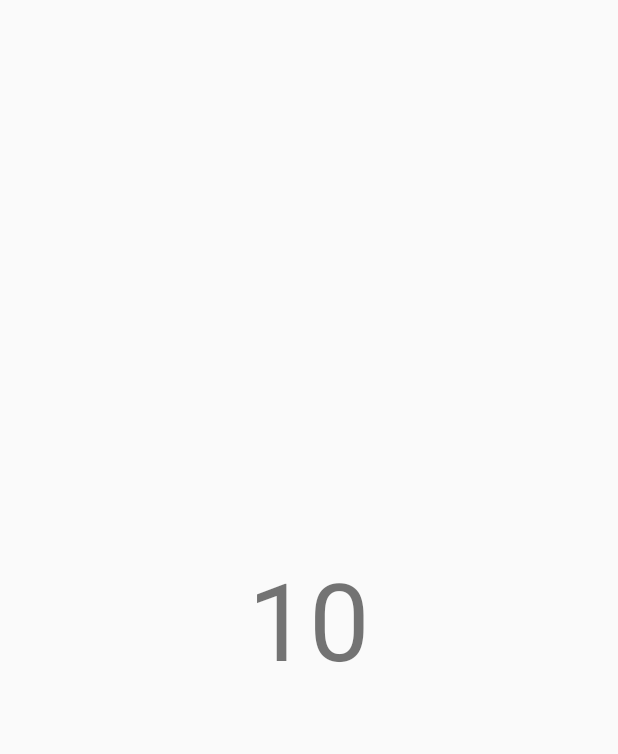
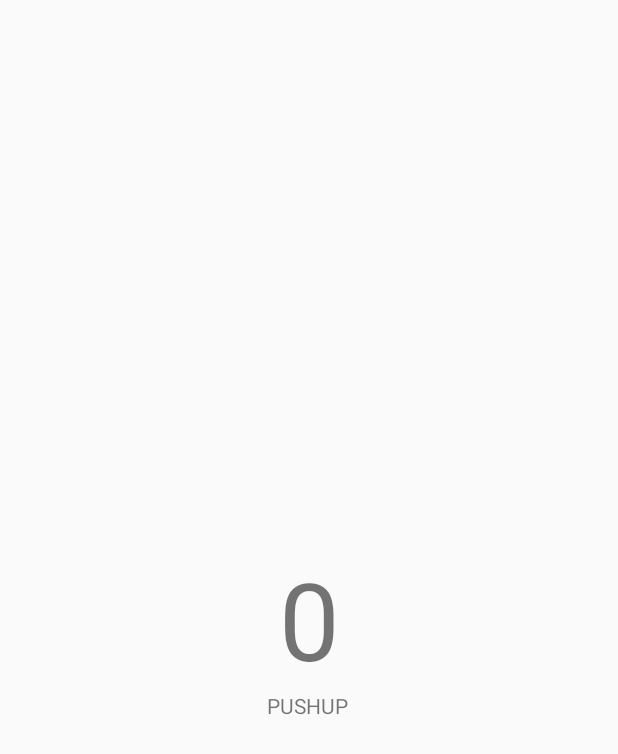
Before and after one commit to polinema-mobile/05-layout-pushup-counter-breakout-room-4, an Android app: the PushUpActivity screen opened directly, with no data from a screen before it, on a phone screen of 412 x 824 dp. Shown: the top 754 px of the screen. Run offline under Robolectric (Android 15) with nearby library versions, the phone set to English and light mode, and no system bars.

Commit message:
layout 1

```diff
--- a/app/src/main/java/id/putraprima/mobile2020starterlayout02/MainActivity.java
+++ b/app/src/main/java/id/putraprima/mobile2020starterlayout02/MainActivity.java
@@ -3,6 +3,9 @@ package id.putraprima.mobile2020starterlayout02;
 import androidx.appcompat.app.AppCompatActivity;
 
 import android.os.Bundle;
+import android.content.Intent;
+import android.view.View;
+import android.widget.Button;
 
 public class MainActivity extends AppCompatActivity {
 
@@ -10,5 +13,14 @@ public class MainActivity extends AppCompatActivity {
     protected void onCreate(Bundle savedInstanceState) {
         super.onCreate(savedInstanceState);
         setContentView(R.layout.activity_main);
+
+        Button button = findViewById(R.id.btnPushup);
+        button.setOnClickListener(new View.OnClickListener(){
+            @Override
+            public void onClick(View v){
+                Intent intent = new Intent(MainActivity.this, PushUpActivity.class);
+                startActivity(intent);
+            }
+        });
     }
 }
--- a/app/src/main/java/id/putraprima/mobile2020starterlayout02/PushUpActivity.java
+++ b/app/src/main/java/id/putraprima/mobile2020starterlayout02/PushUpActivity.java
@@ -3,12 +3,29 @@ package id.putraprima.mobile2020starterlayout02;
 import androidx.appcompat.app.AppCompatActivity;
 
 import android.os.Bundle;
+import android.view.View;
+import android.widget.Button;
+import android.widget.TextView;
 
 public class PushUpActivity extends AppCompatActivity {
+    private int mCounter = 0;
+    Button btn;
+    TextView txt;
 
     @Override
     protected void onCreate(Bundle savedInstanceState) {
         super.onCreate(savedInstanceState);
         setContentView(R.layout.activity_push_up);
+
+        btn = (Button) findViewById(R.id.btnPush);
+        txt = (TextView) findViewById(R.id.txtPushupCount);
+
+        btn.setOnClickListener(new View.OnClickListener() {
+            @Override
+            public void onClick(View view)
+            {
+                mCounter ++;
+                txt.setText(Integer.toString(mCounter));
+            }        });
     }
 }
--- a/app/src/main/res/layout/activity_push_up.xml
+++ b/app/src/main/res/layout/activity_push_up.xml
@@ -10,10 +10,32 @@
         android:id="@+id/txtPushupCount"
         android:layout_width="wrap_content"
         android:layout_height="wrap_content"
-        android:text="10"
+        android:text="0"
         android:textSize="72sp"
         app:layout_constraintBottom_toBottomOf="parent"
         app:layout_constraintEnd_toEndOf="parent"
         app:layout_constraintStart_toStartOf="parent"
         app:layout_constraintTop_toTopOf="parent" />
+
+    <TextView
+        android:id="@+id/textView"
+        android:layout_width="wrap_content"
+        android:layout_height="wrap_content"
+        android:text="PUSHUP"
+        app:layout_constraintEnd_toEndOf="parent"
+        app:layout_constraintHorizontal_bias="0.498"
+        app:layout_constraintStart_toStartOf="parent"
+        app:layout_constraintTop_toBottomOf="@+id/txtPushupCount" />
+
+    <Button
+        android:id="@+id/btnPush"
+        android:layout_width="0dp"
+        android:layout_height="0dp"
+        android:background="@android:color/transparent"
+        android:text=""
+        app:layout_constraintBottom_toBottomOf="parent"
+        app:layout_constraintEnd_toEndOf="parent"
+        app:layout_constraintStart_toStartOf="parent"
+        app:layout_constraintTop_toTopOf="parent"
+        app:layout_constraintVertical_bias="0.48" />
 </androidx.constraintlayout.widget.ConstraintLayout>
```
